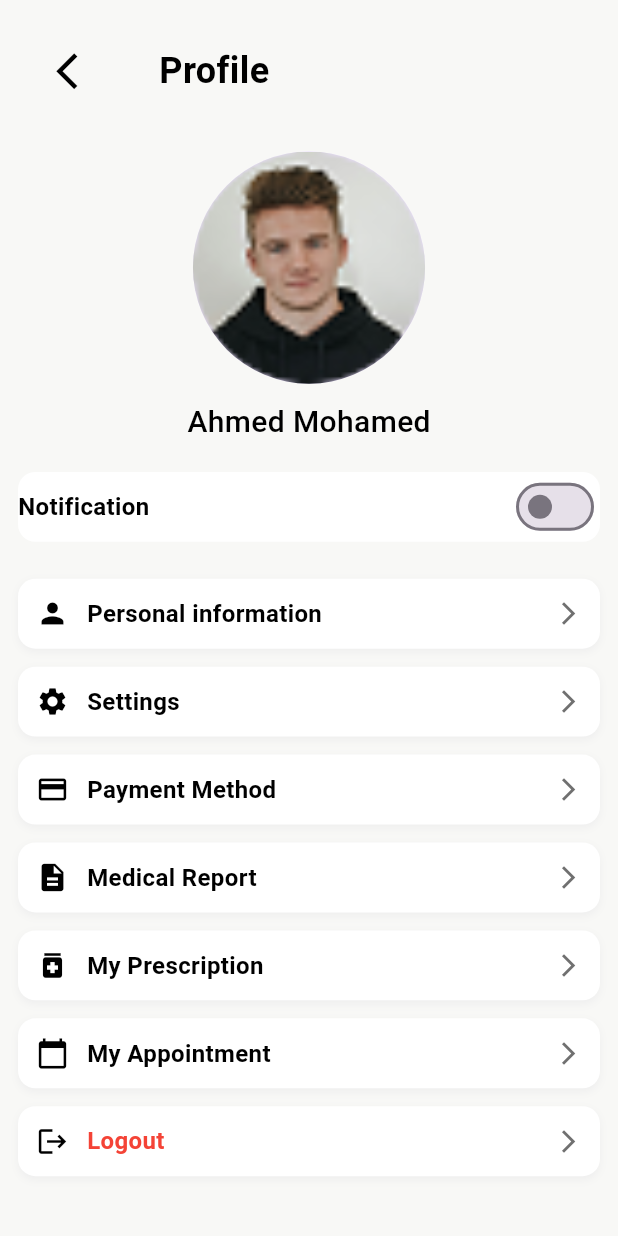
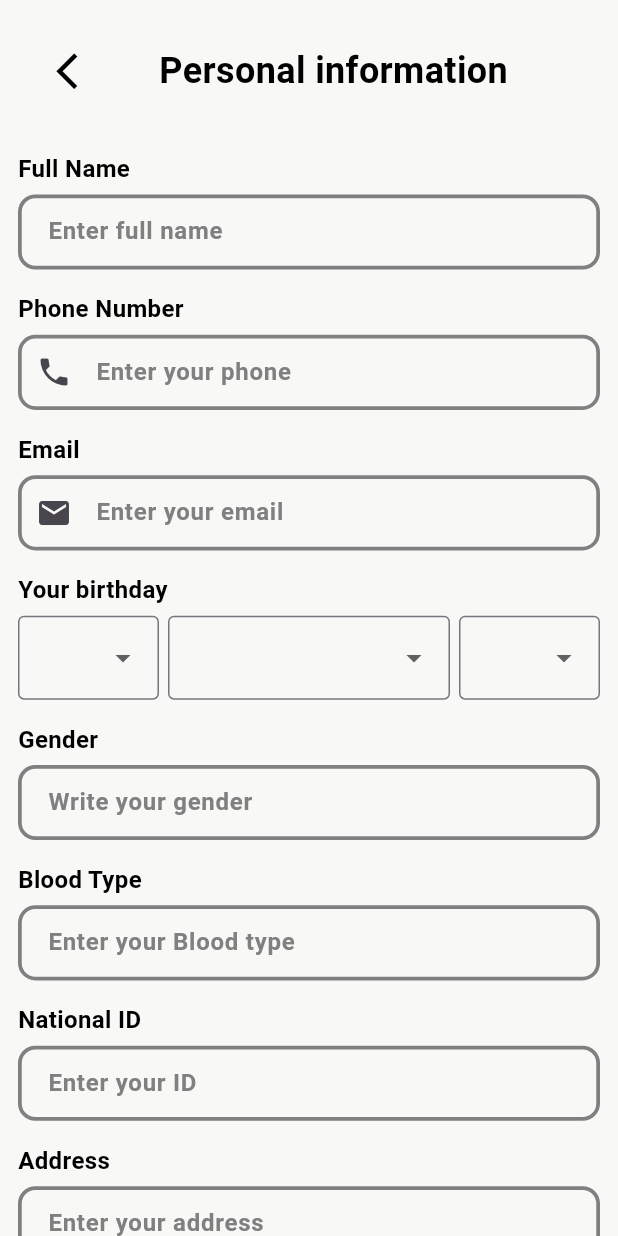
Before and after one commit to OmarSdowek/healing, a Flutter app: the ProfileScreen screen opened directly, after a tap on "Personal information", on a phone screen of 412 x 824 dp. Run offline on Flutter 3.47's test engine with Material 3 defaults, Android fonts, the phone set to English and light mode, and no system bars; our stand-ins replace bloc, dartz, dio, flutter_bloc, flutter_screenutil, flutter_secure_storage and 2 more; accounts and stored records are empty.

Commit message:
personal information ui

```diff
--- a/lib/core/route/app_routes.dart
+++ b/lib/core/route/app_routes.dart
@@ -14,6 +14,7 @@ import '../../features/patient/doctors/presentation/view/doctors_screen.dart';
 import '../../features/patient/doctors/presentation/view/favourite_doctor.dart';
 import '../../features/patient/home/layout_screen.dart';
 import '../../features/patient/home/presentation/view/specialties_screen.dart';
+import '../../features/patient/profile/presentation/view/personal_information.dart';
 import '../../features/patient/search/presentation/view/search.dart';
 import '../../features/patient/settings/presenatation/views/mange_password_screen.dart';
 import '../../features/patient/settings/presenatation/views/settings_screen.dart';
@@ -76,8 +77,11 @@ class AppRouter {
         return MaterialPageRoute(builder: (_) => FaqsScreen());
         case Routes.privacyPolicy:
         return MaterialPageRoute(builder: (_) => PrivacyPolicyScreen());
-      case Routes.mangePassword:
+        case Routes.mangePassword:
         return MaterialPageRoute(builder: (_) => ManagePasswordScreen());
+        case Routes.personalInformation:
+        return MaterialPageRoute(builder: (_) => PersonalInformationScreen());
+
 
 
 
--- a/lib/core/route/routes.dart
+++ b/lib/core/route/routes.dart
@@ -34,6 +34,8 @@ class Routes {
   static const String payment = "/payment";
   static const String faqs = "/faqs";
   static const String privacyPolicy = "/privacy_policy";
+  static const String personalInformation = "/personal_information";
+
 
 
 
--- /dev/null
+++ b/lib/features/patient/profile/presentation/view/personal_information.dart
@@ -0,0 +1,159 @@
+import 'package:flutter/material.dart';
+import 'package:healing/core/constant/app_colors.dart';
+import 'package:healing/core/constant/app_text_style.dart';
+import 'package:healing/core/helper/extentions/media_query.dart';
+import '../../../../../core/widgets/custom_header.dart';
+import '../../../../../core/widgets/custom_button.dart';
+import '../../../../../core/widgets/custom_text_feild.dart';
+
+class PersonalInformationScreen extends StatelessWidget {
+  const PersonalInformationScreen({super.key});
+
+  @override
+  Widget build(BuildContext context) {
+    final nameController = TextEditingController();
+    final phoneController = TextEditingController();
+    final emailController = TextEditingController();
+    final genderController = TextEditingController();
+    final bloodController = TextEditingController();
+    final idController = TextEditingController();
+    final addressController = TextEditingController();
+
+    return Scaffold(
+      body: SafeArea(
+        child: SingleChildScrollView(
+          padding: const EdgeInsets.symmetric(horizontal: 12, vertical: 12),
+          child: Column(
+            crossAxisAlignment: CrossAxisAlignment.start,
+            children: [
+              const CustomHeader(title: "Personal information"),
+              context.verticalSpace(20),
+
+              /// Full Name
+              Text("Full Name", style: AppTextStyles.semiBold16Black),
+              context.verticalSpace(6),
+              CustomTextFormField(
+                hintText: "Enter full name",
+                controller: nameController,
+              ),
+              context.verticalSpace(16),
+
+              /// Phone Number
+              Text("Phone Number", style: AppTextStyles.semiBold16Black),
+              context.verticalSpace(6),
+              CustomTextFormField(
+                hintText: "Enter your phone",
+                controller: phoneController,
+                prefixIcon: const Icon(Icons.phone),
+              ),
+              context.verticalSpace(16),
+
+              /// Email
+              Text("Email", style: AppTextStyles.semiBold16Black),
+              context.verticalSpace(6),
+              CustomTextFormField(
+                hintText: "Enter your email",
+                controller: emailController,
+                prefixIcon: const Icon(Icons.email),
+              ),
+              context.verticalSpace(16),
+
+              /// Birthday (Dropdowns)
+              Text("Your birthday", style: AppTextStyles.semiBold16Black),
+              context.verticalSpace(6),
+              Row(
+                children: [
+                  Flexible(
+                    flex: 1,
+                    child: DropdownButtonFormField<int>(
+                      decoration: const InputDecoration(border: OutlineInputBorder()),
+                      items: List.generate(
+                        31,
+                            (i) => DropdownMenuItem(value: i + 1, child: Text("${i + 1}")),
+                      ),
+                      onChanged: (_) {},
+                    ),
+                  ),
+                  context.horizontalSpace(6),
+
+                  Flexible(
+                    flex: 2, // الشهر بياخد مساحة أكبر
+                    child: DropdownButtonFormField<String>(
+                      decoration: const InputDecoration(border: OutlineInputBorder()),
+                      items: [
+                        "January","February","March","April","May","June",
+                        "July","August","September","October","November","December"
+                      ].map((m) => DropdownMenuItem(value: m, child: Text(m))).toList(),
+                      onChanged: (_) {},
+                    ),
+                  ),
+                  context.horizontalSpace(6),
+
+                  Flexible(
+                    flex: 1,
+                    child: DropdownButtonFormField<int>(
+                      decoration: const InputDecoration(border: OutlineInputBorder()),
+                      items: List.generate(
+                        50,
+                            (i) => DropdownMenuItem(value: 1980 + i, child: Text("${1980 + i}")),
+                      ),
+                      onChanged: (_) {},
+                    ),
+                  ),
+                ],
+              ),
+              context.verticalSpace(16),
+
+              /// Gender
+              Text("Gender", style: AppTextStyles.semiBold16Black),
+              context.verticalSpace(6),
+              CustomTextFormField(
+                hintText: "Write your gender",
+                controller: genderController,
+              ),
+              context.verticalSpace(16),
+
+              /// Blood Type
+              Text("Blood Type", style: AppTextStyles.semiBold16Black),
+              context.verticalSpace(6),
+              CustomTextFormField(
+                hintText: "Enter your Blood type",
+                controller: bloodController,
+              ),
+              context.verticalSpace(16),
+
+              /// National ID
+              Text("National ID", style: AppTextStyles.semiBold16Black),
+              context.verticalSpace(6),
+              CustomTextFormField(
+                hintText: "Enter your ID",
+                controller: idController,
+              ),
+              context.verticalSpace(16),
+
+              /// Address
+              Text("Address", style: AppTextStyles.semiBold16Black),
+              context.verticalSpace(6),
+              CustomTextFormField(
+                hintText: "Enter your address",
+                controller: addressController,
+              ),
+              context.verticalSpace(24),
+
+              /// زر الحفظ
+              CustomButton(
+                text: "Save",
+                onPressed: () {
+                  // 🔹 هنا تعمل لوجيك حفظ البيانات
+                },
+                height: 48,
+                backgroundColor: AppColors.primary,
+                textColor: Colors.white,
+              ),
+            ],
+          ),
+        ),
+      ),
+    );
+  }
+}
--- a/lib/features/patient/profile/presentation/view/profie_screen.dart
+++ b/lib/features/patient/profile/presentation/view/profie_screen.dart
@@ -68,7 +68,9 @@ class _ProfileScreenState extends State<ProfileScreen> {
               ProfileOptionItem(
                 icon: Icons.person,
                 title: "Personal information",
-                onTap: () {},
+                onTap: () {
+                  Navigator.pushNamed(context, Routes.personalInformation);
+                },
               ),
               ProfileOptionItem(
                 icon: Icons.settings,
```
